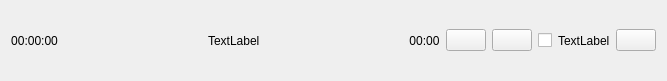
Before: the Qt Designer form gui/ui/VideoCutter.ui in wulf97/CVVEditor, drawn with Qt 5.
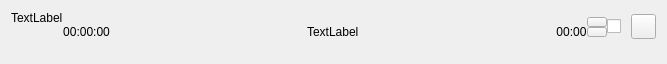
After: the same form once the commit is applied. Icons and pictures are not drawn.

Commit message: Изменил стиль каттера

Patch:
```diff
--- a/gui/ui/VideoCutter.ui
+++ b/gui/ui/VideoCutter.ui
@@ -7,7 +7,7 @@
     <x>0</x>
     <y>0</y>
     <width>667</width>
-    <height>81</height>
+    <height>64</height>
    </rect>
   </property>
   <property name="sizePolicy">
@@ -20,8 +20,21 @@
    <string>Form</string>
   </property>
   <layout class="QHBoxLayout" name="horizontalLayout_2">
+   <property name="spacing">
+    <number>0</number>
+   </property>
    <item>
     <layout class="QHBoxLayout" name="horizontalLayout">
+     <item>
+      <widget class="QLabel" name="numberLabel">
+       <property name="text">
+        <string>TextLabel</string>
+       </property>
+       <property name="alignment">
+        <set>Qt::AlignLeading|Qt::AlignLeft|Qt::AlignTop</set>
+       </property>
+      </widget>
+     </item>
      <item>
       <layout class="QVBoxLayout" name="verticalLayout_5">
        <property name="spacing">
@@ -102,27 +115,94 @@
      </item>
      <item>
       <layout class="QHBoxLayout" name="horizontalLayout_3">
+       <property name="rightMargin">
+        <number>10</number>
+       </property>
+       <property name="bottomMargin">
+        <number>10</number>
+       </property>
+       <item>
+        <layout class="QVBoxLayout" name="verticalLayout_3">
+         <property name="spacing">
+          <number>0</number>
+         </property>
+         <item>
+          <spacer name="verticalSpacer_2">
+           <property name="orientation">
+            <enum>Qt::Vertical</enum>
+           </property>
+           <property name="sizeHint" stdset="0">
+            <size>
+             <width>20</width>
+             <height>0</height>
+            </size>
+           </property>
+          </spacer>
+         </item>
        <item>
         <widget class="QPushButton" name="upBtn">
+           <property name="minimumSize">
+            <size>
+             <width>10</width>
+             <height>0</height>
+            </size>
+           </property>
+           <property name="maximumSize">
+            <size>
+             <width>20</width>
+             <height>10</height>
+            </size>
+           </property>
+           <property name="cursor">
+            <cursorShape>PointingHandCursor</cursorShape>
+           </property>
          <property name="text">
           <string/>
          </property>
-         <property name="icon">
-          <iconset resource="../../res.qrc">
-           <normaloff>:/res/img/up.png</normaloff>:/res/img/up.png</iconset>
+           <property name="iconSize">
+            <size>
+             <width>10</width>
+             <height>10</height>
+            </size>
          </property>
         </widget>
        </item>
        <item>
         <widget class="QPushButton" name="downBtn">
+           <property name="maximumSize">
+            <size>
+             <width>20</width>
+             <height>10</height>
+            </size>
+           </property>
+           <property name="cursor">
+            <cursorShape>PointingHandCursor</cursorShape>
+           </property>
          <property name="text">
           <string/>
          </property>
-         <property name="icon">
-          <iconset resource="../../res.qrc">
-           <normaloff>:/res/img/down.png</normaloff>:/res/img/down.png</iconset>
-         </property>
-        </widget>
+           <property name="iconSize">
+            <size>
+             <width>10</width>
+             <height>10</height>
+            </size>
+           </property>
+          </widget>
+         </item>
+         <item>
+          <spacer name="verticalSpacer">
+           <property name="orientation">
+            <enum>Qt::Vertical</enum>
+           </property>
+           <property name="sizeHint" stdset="0">
+            <size>
+             <width>20</width>
+             <height>0</height>
+            </size>
+           </property>
+          </spacer>
+         </item>
+        </layout>
        </item>
        <item>
         <widget class="QCheckBox" name="checkBox">
@@ -161,25 +241,34 @@
       </layout>
      </item>
      <item>
-      <widget class="QLabel" name="numberLabel">
-       <property name="text">
-        <string>TextLabel</string>
+      <layout class="QVBoxLayout" name="verticalLayout_4">
+       <property name="bottomMargin">
+        <number>10</number>
        </property>
-      </widget>
-     </item>
      <item>
       <widget class="QPushButton" name="deleteBtn">
+         <property name="sizePolicy">
+          <sizepolicy hsizetype="Fixed" vsizetype="Fixed">
+           <horstretch>0</horstretch>
+           <verstretch>0</verstretch>
+          </sizepolicy>
+         </property>
+         <property name="maximumSize">
+          <size>
+           <width>25</width>
+           <height>25</height>
+          </size>
+         </property>
+         <property name="cursor">
+          <cursorShape>PointingHandCursor</cursorShape>
+         </property>
        <property name="text">
         <string/>
        </property>
-       <property name="icon">
-        <iconset resource="../../res.qrc">
-         <normaloff>:/res/img/delete.png</normaloff>:/res/img/delete.png</iconset>
-       </property>
        <property name="iconSize">
         <size>
-         <width>20</width>
-         <height>20</height>
+           <width>15</width>
+           <height>15</height>
         </size>
        </property>
       </widget>
@@ -187,6 +276,8 @@
     </layout>
    </item>
   </layout>
+   </item>
+  </layout>
  </widget>
  <resources>
   <include location="../../res.qrc"/>
```
Left out of the diff: 4 changed lines with no effect on the pictures. Lines whose indentation alone changed are shown as unchanged. The commit also changes 1 other file.
